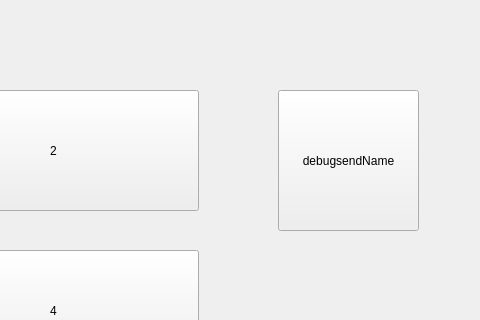
ciszekxd/SK2ProjectKahoot, file mainwindow.ui: the form before one commit; both pictures show x 822 to 1302 and y 150 to 470 of the 1302 by 600 pixel window.
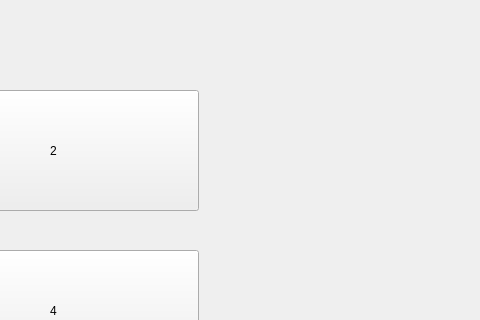
The form after the commit. The open tabs and pages were chosen to show the change.

What changed in the file:
```diff
--- a/mainwindow.ui
+++ b/mainwindow.ui
@@ -283,19 +283,6 @@
        <string>question</string>
       </property>
      </widget>
-     <widget class="QPushButton" name="debugSendName">
-      <property name="geometry">
-       <rect>
-        <x>1100</x>
-        <y>240</y>
-        <width>141</width>
-        <height>141</height>
-       </rect>
-      </property>
-      <property name="text">
-       <string>debugsendName</string>
-      </property>
-     </widget>
      <widget class="QLabel" name="Winner">
       <property name="enabled">
        <bool>false</bool>
```
Left out of the diff: 35 changed lines with no effect on the pictures.
